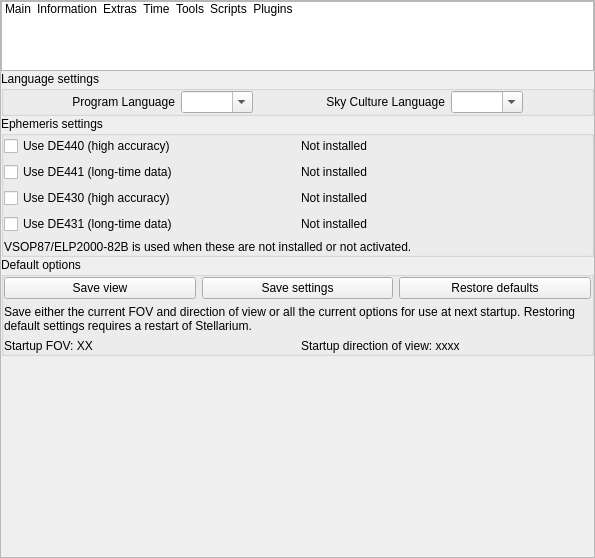
Old version of the form src/gui/configurationDialog.ui in the repository Stellarium/stellarium.
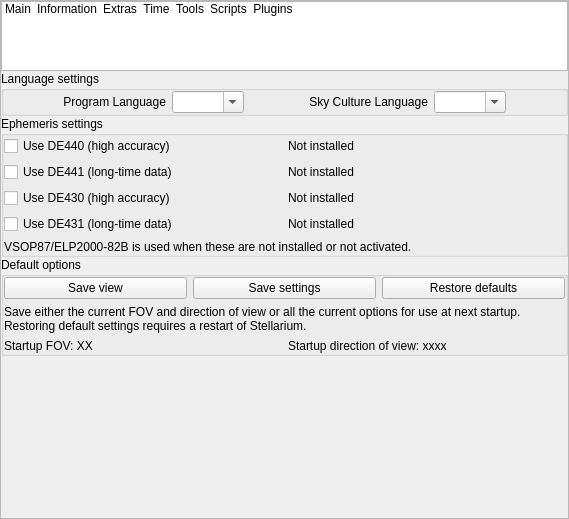
New version of the form. Icons and pictures are not drawn. Custom widgets are drawn as their Qt base class.

The edit to the form file:
```diff
--- a/src/gui/configurationDialog.ui
+++ b/src/gui/configurationDialog.ui
@@ -6,8 +6,8 @@
    <rect>
     <x>0</x>
     <y>0</y>
-    <width>595</width>
-    <height>558</height>
+    <width>569</width>
+    <height>519</height>
    </rect>
   </property>
   <layout class="QVBoxLayout">
```
